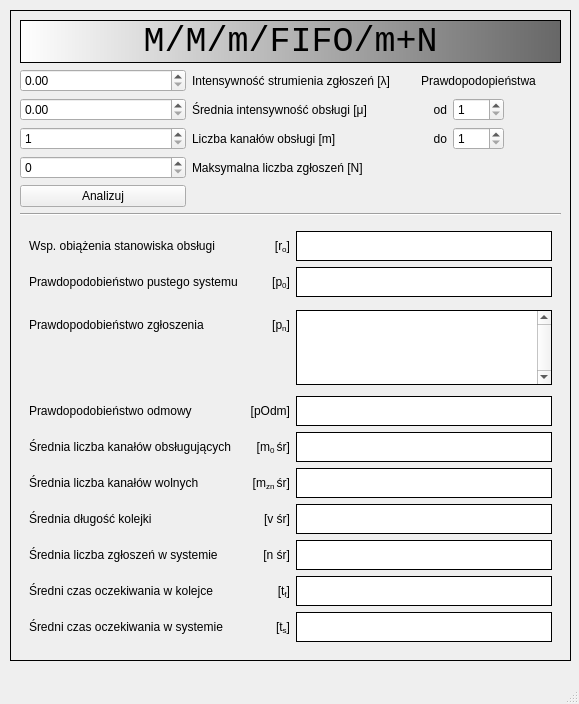
This is mainwindow.ui in Kamilr616/ans-queue-algorithm as Qt 5 draws it before an edit. The edited form follows.
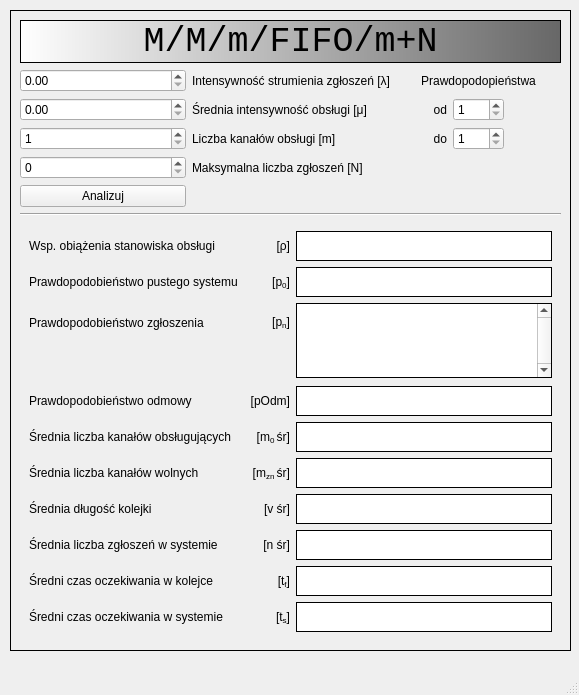
This is the edited form.

Commit message: ui further improvments, rho symbol added, spacing fixed

```diff
--- a/mainwindow.ui
+++ b/mainwindow.ui
@@ -7,7 +7,7 @@
     <x>0</x>
     <y>0</y>
     <width>579</width>
-    <height>704</height>
+    <height>695</height>
    </rect>
   </property>
   <property name="windowTitle">
@@ -20,7 +20,7 @@
       <x>10</x>
       <y>10</y>
       <width>561</width>
-      <height>651</height>
+      <height>641</height>
      </rect>
     </property>
     <property name="frameShape">
@@ -314,7 +314,7 @@
            <enum>Qt::RightToLeft</enum>
           </property>
           <property name="text">
-           <string>&lt;html&gt;&lt;head/&gt;&lt;body&gt;&lt;p&gt;[r&lt;span style=&quot; vertical-align:sub;&quot;&gt;o&lt;/span&gt;]&lt;/p&gt;&lt;/body&gt;&lt;/html&gt;</string>
+           <string>&lt;html&gt;&lt;head/&gt;&lt;body&gt;&lt;p&gt;[&lt;span style=&quot; font-family:'sans-serif';&quot;&gt;ρ&lt;/span&gt;]&lt;/p&gt;&lt;/body&gt;&lt;/html&gt;</string>
           </property>
           <property name="alignment">
            <set>Qt::AlignRight|Qt::AlignTrailing|Qt::AlignVCenter</set>
@@ -338,7 +338,7 @@
           <property name="maximumSize">
            <size>
             <width>16777215</width>
-            <height>30</height>
+            <height>75</height>
            </size>
           </property>
           <property name="frameShape">
```
The commit also changes 1 other file.
